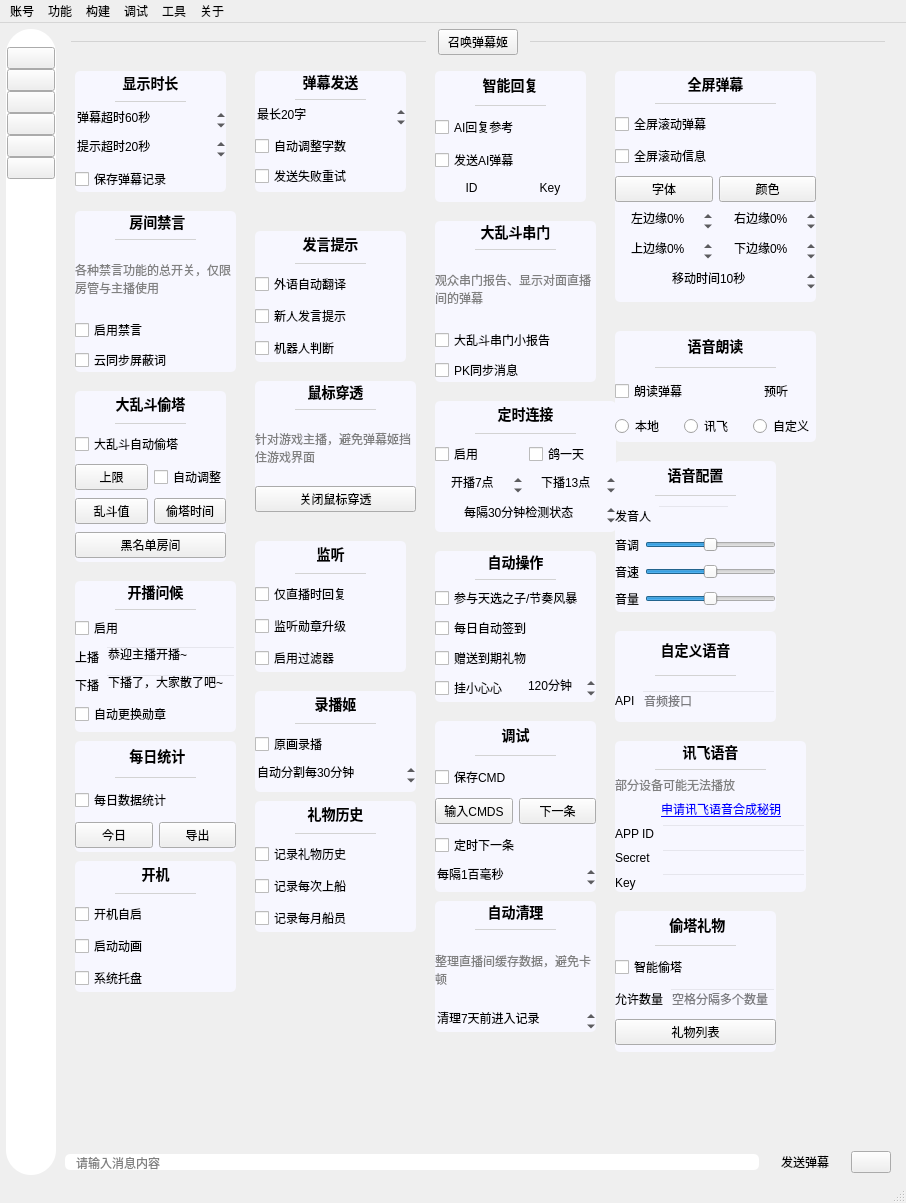
The window that mainwindow/mainwindow.ui (iwxyi/Bilibili-MagicalDanmaku) describes before a commit, drawn with Qt 5.
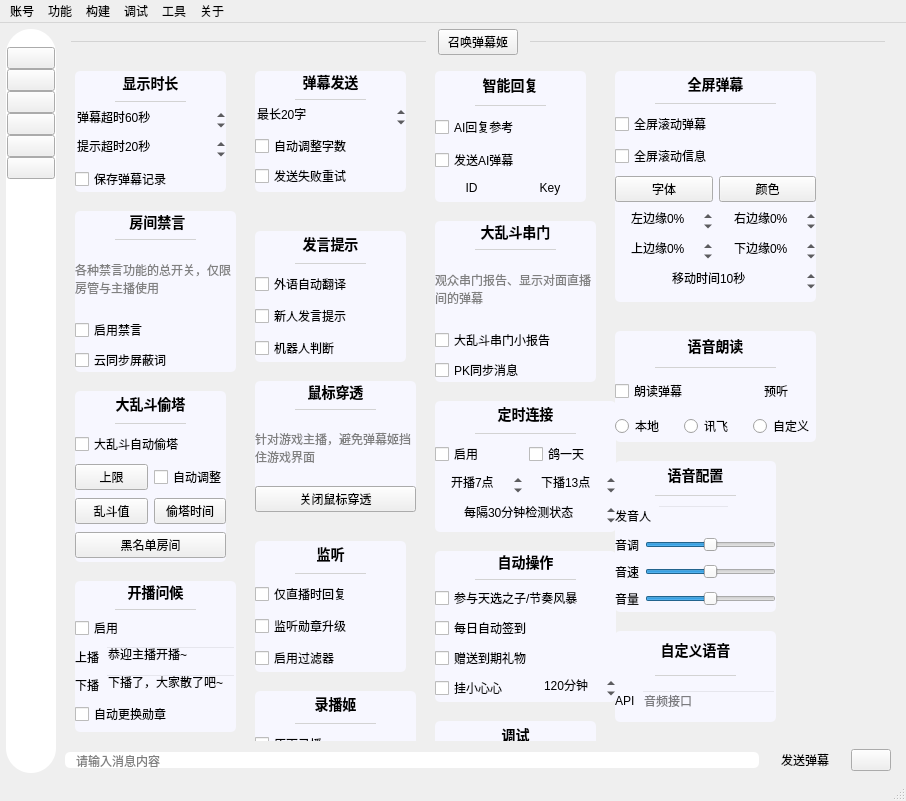
The same window after the commit. Icons and pictures are not drawn. Custom widgets are drawn as their Qt base class.

Commit message: 获取小心心 sign check failed 临时关闭

What changed in the file:
```diff
--- a/mainwindow/mainwindow.ui
+++ b/mainwindow/mainwindow.ui
@@ -7,7 +7,7 @@
     <x>0</x>
     <y>0</y>
     <width>906</width>
-    <height>1203</height>
+    <height>801</height>
    </rect>
   </property>
   <property name="windowTitle">
@@ -1344,7 +1344,7 @@
              <x>0</x>
              <y>0</y>
              <width>826</width>
-             <height>1065</height>
+             <height>663</height>
             </rect>
            </property>
            <property name="styleSheet">
@@ -2582,7 +2582,7 @@
              <rect>
               <x>370</x>
               <y>490</y>
-              <width>161</width>
+              <width>181</width>
               <height>151</height>
              </rect>
             </property>
```
The commit also changes 1 other file.
